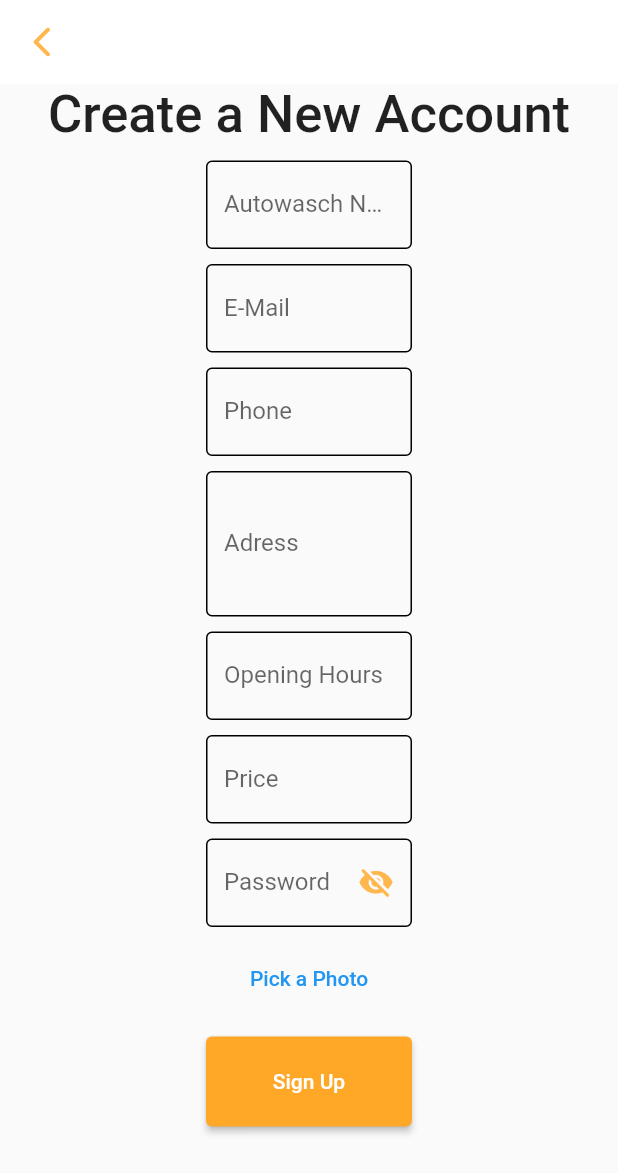
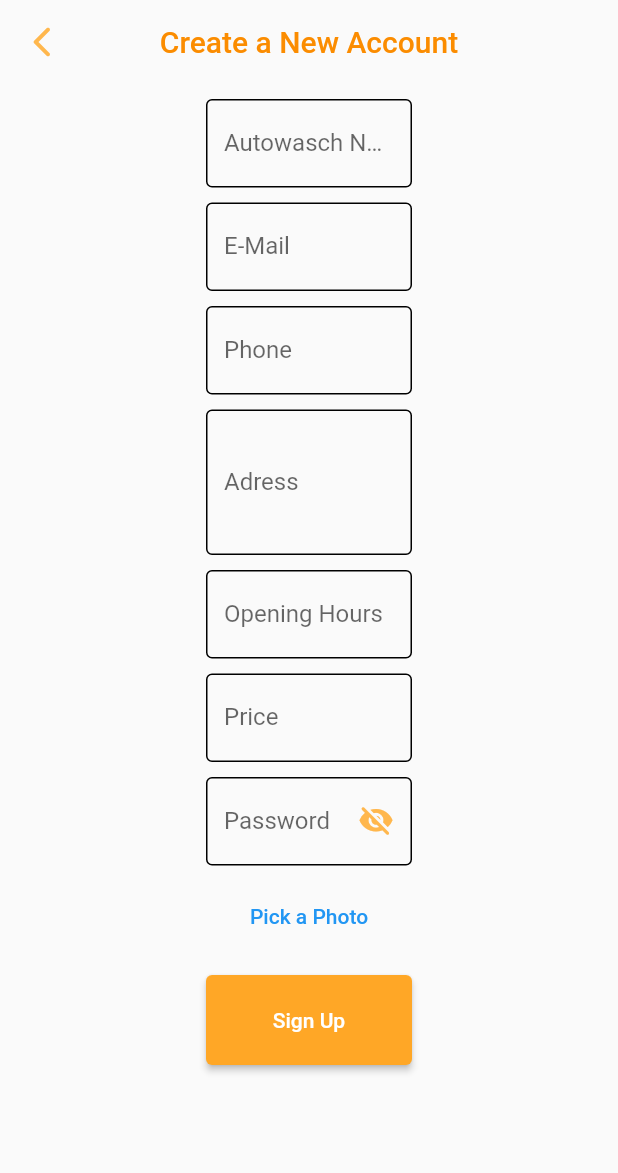
Before and after one commit to mrthnby/autowasch_termine, a Flutter app: the screen it shows after launch, after a tap on "Autowäscher Panel", after a tap on "Create Account", on a phone screen of 412 x 824 dp. Shown: the top 1173 px of the screen. Run offline on Flutter 3.47's test engine with Material 2 defaults, Android fonts, the phone set to English and light mode, and no system bars; our stand-ins replace dio, get; missing offline and left inert: window_manager.

Commit message:
Bookng View Added

```diff
--- a/client/autowasch_termine/lib/core/base/service/user_service_interface.dart
+++ b/client/autowasch_termine/lib/core/base/service/user_service_interface.dart
@@ -1,5 +1,6 @@
 import 'package:autowasch_termine/view/user/model/autowash_model.dart';
-import 'package:autowasch_termine/view/user/model/booking_model.dart';
+
+import '../../../view/booking/model/booking_model.dart';
 
 abstract class IUserService {
   Future<List<Autowash>?> fetchAutowashList();
--- a/client/autowasch_termine/lib/core/widgets/card/custom_carwash_card.dart
+++ b/client/autowasch_termine/lib/core/widgets/card/custom_carwash_card.dart
@@ -1,4 +1,4 @@
-import 'package:autowasch_termine/view/termin/view/termin_view.dart';
+import 'package:autowasch_termine/view/booking/view/booking_view.dart';
 import 'package:autowasch_termine/view/user/model/autowash_model.dart';
 import 'package:flutter/material.dart';
 import 'package:get/get.dart';
@@ -20,8 +20,11 @@ class CustomCarWashCard extends StatelessWidget {
       ),
       child: InkWell(
         onTap: () {
-          Get.to(() => TerminView(autowash: _autowash));
+          Get.to(() => BookingView(autowash: _autowash));
         },
+        child: Material(
+          elevation: 4,
+          borderRadius: BorderRadius.circular(12),
           child: Container(
             height: 200,
             decoration: BoxDecoration(
@@ -106,6 +109,7 @@ class CustomCarWashCard extends StatelessWidget {
             ),
           ),
         ),
+      ),
     );
   }
 }
--- a/client/autowasch_termine/lib/core/widgets/textfield/custom_textfield.dart
+++ b/client/autowasch_termine/lib/core/widgets/textfield/custom_textfield.dart
@@ -1,7 +1,7 @@
 import 'package:flutter/material.dart';
 
-class LoginTextField extends StatefulWidget {
-  const LoginTextField({
+class CustomTextField extends StatefulWidget {
+  const CustomTextField({
     super.key,
     required this.controller,
     required this.hint,
@@ -9,6 +9,9 @@ class LoginTextField extends StatefulWidget {
     this.isHidden = false,
     this.maxLines = 1,
     this.suffixText = "",
+    this.isReadOnly = false,
+    this.prefixIcon,
+    this.onTap,
   });
 
   final TextEditingController controller;
@@ -17,22 +20,28 @@ class LoginTextField extends StatefulWidget {
   final bool isHidden;
   final int maxLines;
   final String suffixText;
+  final bool isReadOnly;
+  final Icon? prefixIcon;
+  final VoidCallback? onTap;
 
   @override
-  State<LoginTextField> createState() => _LoginTextFieldState();
+  State<CustomTextField> createState() => _CustomTextFieldState();
 }
 
-class _LoginTextFieldState extends State<LoginTextField> {
+class _CustomTextFieldState extends State<CustomTextField> {
   bool isPassVisible = false;
   @override
   Widget build(BuildContext context) {
     return TextFormField(
+      onTap: widget.onTap,
+      readOnly: widget.isReadOnly,
       maxLines: widget.maxLines,
       obscureText: widget.isHidden && !isPassVisible,
       obscuringCharacter: "•",
       cursorColor: Colors.orange.shade300,
       controller: widget.controller,
       decoration: InputDecoration(
+        prefixIcon: widget.prefixIcon,
         suffixText: widget.suffixText,
         suffixIcon: !widget.isHidden
             ? null
--- a/client/autowasch_termine/lib/main.dart
+++ b/client/autowasch_termine/lib/main.dart
@@ -2,10 +2,21 @@ import 'package:autowasch_termine/product/controllers/user_controller.dart';
 import 'package:autowasch_termine/view/home/view/home_view.dart';
 import 'package:flutter/material.dart';
 import 'package:get/get.dart';
+import 'package:window_manager/window_manager.dart';
 
 void main() async {
   initializeControllers();
   WidgetsFlutterBinding.ensureInitialized();
+  await windowManager.ensureInitialized();
+
+  WindowOptions windowOptions = const WindowOptions(
+    minimumSize: Size(1024, 700),
+    center: true,
+  );
+  windowManager.waitUntilReadyToShow(windowOptions, () async {
+    await windowManager.show();
+    await windowManager.focus();
+  });
   runApp(const MainView());
 }
 
--- a/client/autowasch_termine/lib/product/controllers/user_controller.dart
+++ b/client/autowasch_termine/lib/product/controllers/user_controller.dart
@@ -5,12 +5,14 @@ import 'package:get/get.dart';
 class UserController extends GetxController {
   static final instance = Get.find<UserController>();
 
+  final RxList _usersBookings = [].obs;
+
   final _autowashLoadingState = AutowashLoadingState.LOADING.obs;
   List<Autowash>? autowashList;
   AutowashLoadingState get autowashLoadingState => _autowashLoadingState.value;
   set autowashLoadingState(AutowashLoadingState value) =>
       _autowashLoadingState.value = value;
 
-
-
+  List get usersBookings => _usersBookings;
+  set usersBookings(List value) => _usersBookings.value = value;
 }
--- a/client/autowasch_termine/lib/view/admin/view/admin_newuser_view.dart
+++ b/client/autowasch_termine/lib/view/admin/view/admin_newuser_view.dart
@@ -22,8 +22,11 @@ class _CreateUserState extends State<CreateUser> {
   Widget build(BuildContext context) {
     return Scaffold(
       appBar: AppBar(
-        backgroundColor: Colors.white,
+        backgroundColor: Theme.of(context).scaffoldBackgroundColor,
         elevation: 0,
+        title: Text("Create a New Account",
+            style: TextStyle(color: Colors.orange.shade600)),
+        centerTitle: true,
         leading: IconButton(
           onPressed: () {
             Get.back();
@@ -40,14 +43,6 @@ class _CreateUserState extends State<CreateUser> {
             crossAxisAlignment: CrossAxisAlignment.center,
             mainAxisAlignment: MainAxisAlignment.center,
             children: [
-              Text(
-                "Create a New Account",
-                style: Theme.of(context)
-                    .textTheme
-                    .bodyLarge!
-                    .copyWith(fontSize: 35),
-                textAlign: TextAlign.left,
-              ),
               const SizedBox(
                 height: 10,
               ),
@@ -56,7 +51,7 @@ class _CreateUserState extends State<CreateUser> {
                 child: Form(
                   child: Column(
                     children: [
-                      LoginTextField(
+                      CustomTextField(
                         hint: "König Autowasch",
                         label: "Autowasch Name",
                         controller: nameController,
@@ -64,7 +59,7 @@ class _CreateUserState extends State<CreateUser> {
                       const SizedBox(
                         height: 10,
                       ),
-                      LoginTextField(
+                      CustomTextField(
                         hint: "example@mail.com",
                         label: "E-Mail",
                         controller: emailController,
@@ -72,7 +67,7 @@ class _CreateUserState extends State<CreateUser> {
                       const SizedBox(
                         height: 10,
                       ),
-                      LoginTextField(
+                      CustomTextField(
                         hint: "+90 553 985 44 85",
                         label: "Phone",
                         controller: phoneController,
@@ -80,7 +75,7 @@ class _CreateUserState extends State<CreateUser> {
                       const SizedBox(
                         height: 10,
                       ),
-                      LoginTextField(
+                      CustomTextField(
                         hint: "Kavacık Beykoz/Istanbul",
                         label: "Adress",
                         controller: adressController,
@@ -89,7 +84,7 @@ class _CreateUserState extends State<CreateUser> {
                       const SizedBox(
                         height: 10,
                       ),
-                      LoginTextField(
+                      CustomTextField(
                         hint: "09.00 - 18.00",
                         label: "Opening Hours",
                         controller: hoursController,
@@ -97,7 +92,7 @@ class _CreateUserState extends State<CreateUser> {
                       const SizedBox(
                         height: 10,
                       ),
-                      LoginTextField(
+                      CustomTextField(
                         hint: "150",
                         label: "Price",
                         controller: priceController,
@@ -106,7 +101,7 @@ class _CreateUserState extends State<CreateUser> {
                       const SizedBox(
                         height: 10,
                       ),
-                      LoginTextField(
+                      CustomTextField(
                         hint: "123456",
                         label: "Password",
                         controller: passwordController,
--- a/client/autowasch_termine/lib/view/admin/view/admin_view.dart
+++ b/client/autowasch_termine/lib/view/admin/view/admin_view.dart
@@ -35,7 +35,7 @@ class _AdminViewState extends State<AdminView> {
             child: Form(
               child: Column(
                 children: [
-                  LoginTextField(
+                  CustomTextField(
                     hint: "example@mail.com",
                     label: "E-Mail",
                     controller: emailController,
@@ -43,7 +43,7 @@ class _AdminViewState extends State<AdminView> {
                   const SizedBox(
                     height: 10,
                   ),
-                  LoginTextField(
+                  CustomTextField(
                     hint: "123456",
                     label: "Password",
                     controller: passwordController,
--- a/client/autowasch_termine/lib/view/user/model/booking_model.dart
+++ /dev/null
@@ -1,3 +0,0 @@
-class Booking{
-
-}
--- a/client/autowasch_termine/lib/view/user/service/fake_user_service.dart
+++ b/client/autowasch_termine/lib/view/user/service/fake_user_service.dart
@@ -1,6 +1,7 @@
 import 'package:autowasch_termine/core/base/service/user_service_interface.dart';
 import 'package:autowasch_termine/view/user/model/autowash_model.dart';
-import 'package:autowasch_termine/view/user/model/booking_model.dart';
+
+import '../../booking/model/booking_model.dart';
 
 class FakeUserService extends IUserService {
   @override
--- a/client/autowasch_termine/lib/view/user/service/user_service.dart
+++ b/client/autowasch_termine/lib/view/user/service/user_service.dart
@@ -1,7 +1,8 @@
 import 'package:autowasch_termine/core/base/service/user_service_interface.dart';
 import 'package:autowasch_termine/core/service/api_service.dart';
 import 'package:autowasch_termine/view/user/model/autowash_model.dart';
-import 'package:autowasch_termine/view/user/model/booking_model.dart';
+
+import '../../booking/model/booking_model.dart';
 
 class UserService extends IUserService {
   @override
--- a/client/autowasch_termine/lib/view/user/viewmodel/user_viewmodel.dart
+++ b/client/autowasch_termine/lib/view/user/viewmodel/user_viewmodel.dart
@@ -2,8 +2,9 @@ import 'package:autowasch_termine/core/base/service/user_service_interface.dart'
 import 'package:autowasch_termine/product/controllers/user_controller.dart';
 import 'package:autowasch_termine/product/enum/user_enums.dart';
 import 'package:autowasch_termine/view/user/model/autowash_model.dart';
-import 'package:autowasch_termine/view/user/model/booking_model.dart';
 import 'package:autowasch_termine/view/user/service/fake_user_service.dart';
+
+import '../../booking/model/booking_model.dart';
 
 class UserViewModel extends IUserService {
   //final IUserService _userService = UserService();
--- a/client/autowasch_termine/pubspec.yaml
+++ b/client/autowasch_termine/pubspec.yaml
@@ -41,7 +41,8 @@ dependencies:
   get: ^4.6.5
   json_annotation: ^4.8.1
   dio: ^5.1.2
-
+  window_manager: ^0.3.4
+  intl: ^0.17.0
 
 dev_dependencies:
   flutter_test:
```
Also changed, not shown: client/autowasch_termine/lib/core/base/service/booking_service_interface.dart (added, +7 -0 lines), client/autowasch_termine/lib/view/booking/model/booking_model.dart (added, +25 -0 lines), client/autowasch_termine/lib/view/booking/service/booking_services.dart (added, +28 -0 lines), client/autowasch_termine/lib/view/booking/view/booking_view.dart (added, +229 -0 lines), client/autowasch_termine/lib/view/termin/view/termin_view.dart (deleted, +0 -31 lines), client/autowasch_termine/lib/view/booking/model/booking_model.g.dart (added), client/autowasch_termine/lib/view/user/model/autowash_model.g.dart, client/autowasch_termine/pubspec.lock, 5 other files. Lines whose indentation alone changed are shown as unchanged.
